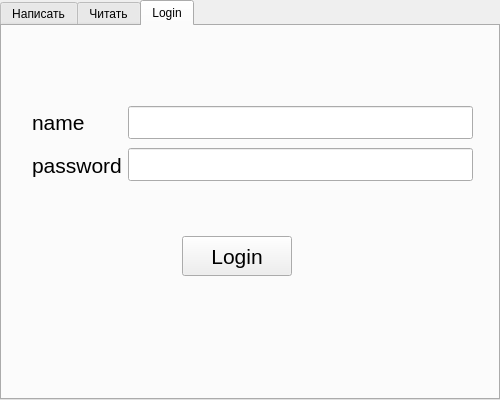
First picture: the form in desktop/app.ui, repository sergnator/notesservice, before the edit.
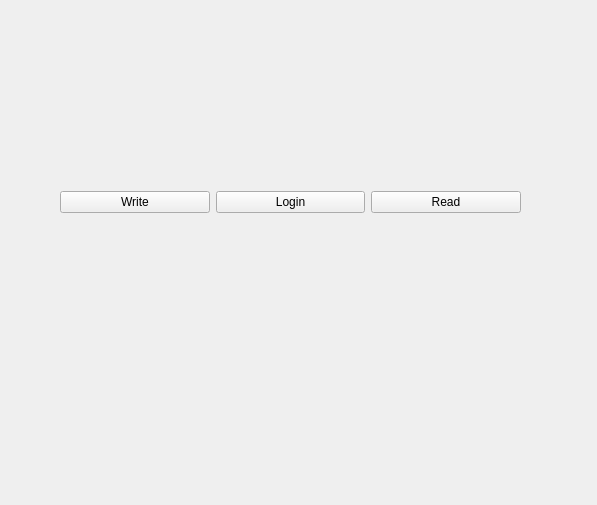
Second picture: the form after the edit.

What changed in the file:
```diff
--- a/desktop/app.ui
+++ b/desktop/app.ui
@@ -6,120 +6,45 @@
    <rect>
     <x>0</x>
     <y>0</y>
-    <width>500</width>
-    <height>400</height>
+    <width>597</width>
+    <height>505</height>
    </rect>
   </property>
   <property name="windowTitle">
    <string>Form</string>
   </property>
-  <widget class="QTabWidget" name="main">
-   <property name="geometry">
-    <rect>
-     <x>0</x>
-     <y>0</y>
-     <width>500</width>
-     <height>400</height>
-    </rect>
-   </property>
-   <property name="currentIndex">
-    <number>2</number>
-   </property>
-   <widget class="QWidget" name="write">
-    <attribute name="title">
-     <string>Написать</string>
-    </attribute>
-   </widget>
-   <widget class="QWidget" name="read">
-    <attribute name="title">
-     <string>Читать</string>
-    </attribute>
-   </widget>
-   <widget class="QWidget" name="login">
-    <attribute name="title">
-     <string>Login</string>
-    </attribute>
-    <widget class="QPushButton" name="Login">
-     <property name="geometry">
-      <rect>
-       <x>180</x>
-       <y>210</y>
-       <width>110</width>
-       <height>40</height>
-      </rect>
-     </property>
-     <property name="font">
-      <font>
-       <pointsize>16</pointsize>
-      </font>
-     </property>
-     <property name="text">
-      <string>Login</string>
-     </property>
-    </widget>
     <widget class="QWidget" name="">
      <property name="geometry">
       <rect>
-       <x>30</x>
-       <y>77</y>
-       <width>441</width>
-       <height>81</height>
-      </rect>
-     </property>
-     <layout class="QHBoxLayout" name="horizontalLayout">
+     <x>60</x>
+     <y>190</y>
+     <width>461</width>
+     <height>25</height>
+    </rect>
+   </property>
+   <layout class="QHBoxLayout" name="horizontalLayout_2">
       <item>
-       <layout class="QVBoxLayout" name="verticalLayout_2">
-        <item>
-         <widget class="QLabel" name="label_2">
-          <property name="font">
-           <font>
-            <pointsize>16</pointsize>
-           </font>
-          </property>
+     <widget class="QPushButton" name="write_tab">
           <property name="text">
-           <string>name</string>
+       <string>Write</string>
           </property>
          </widget>
         </item>
         <item>
-         <widget class="QLabel" name="label">
-          <property name="font">
-           <font>
-            <pointsize>16</pointsize>
-           </font>
-          </property>
+     <widget class="QPushButton" name="login_tab">
           <property name="text">
-           <string>password</string>
+       <string>Login</string>
           </property>
          </widget>
         </item>
-       </layout>
-      </item>
       <item>
-       <layout class="QVBoxLayout" name="verticalLayout">
-        <item>
-         <widget class="QLineEdit" name="name">
-          <property name="font">
-           <font>
-            <pointsize>16</pointsize>
-           </font>
+     <widget class="QPushButton" name="read_tab">
+      <property name="text">
+       <string>Read</string>
           </property>
          </widget>
         </item>
-        <item>
-         <widget class="QLineEdit" name="password">
-          <property name="font">
-           <font>
-            <pointsize>16</pointsize>
-           </font>
-          </property>
-         </widget>
-        </item>
-       </layout>
-      </item>
-     </layout>
-    </widget>
-   </widget>
+   </layout>
   </widget>
  </widget>
  <resources/>
```
Lines whose indentation alone changed are shown as unchanged.
